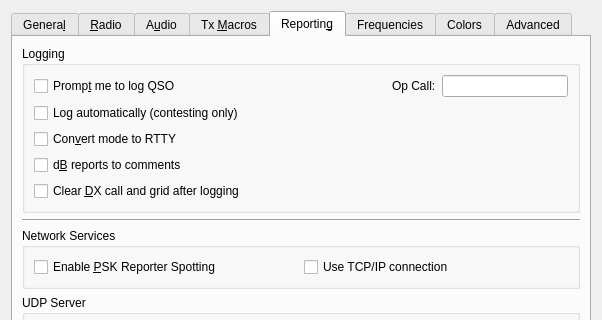
The window that Configuration.ui (avantol/WSJT-X_2-5-1) describes before a commit, drawn with Qt 5; both pictures show x 0 to 602 and y 0 to 320 of the 602 by 620 pixel window.
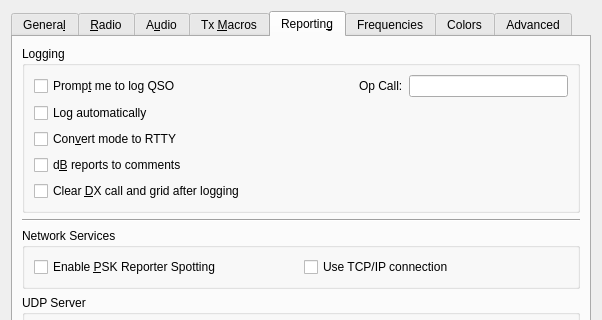
The same window after the commit. The open tabs and pages were chosen to show the change. Custom widgets are drawn as their Qt base class.

Commit message:
Revise "Log QSOs automatically" text
Revise "Log QSOs automatically" text

The edit to the form file:
```diff
--- a/Configuration.ui
+++ b/Configuration.ui
@@ -1798,7 +1798,7 @@
              <string>&lt;html&gt;&lt;head/&gt;&lt;body&gt;&lt;p&gt;Check to have QSOs logged automatically, when complete.&lt;/p&gt;&lt;/body&gt;&lt;/html&gt;</string>
             </property>
             <property name="text">
-             <string>Log automatically (contesting only)</string>
+             <string>Log automatically</string>
             </property>
            </widget>
           </item>
```
The commit also changes 1 other file.
